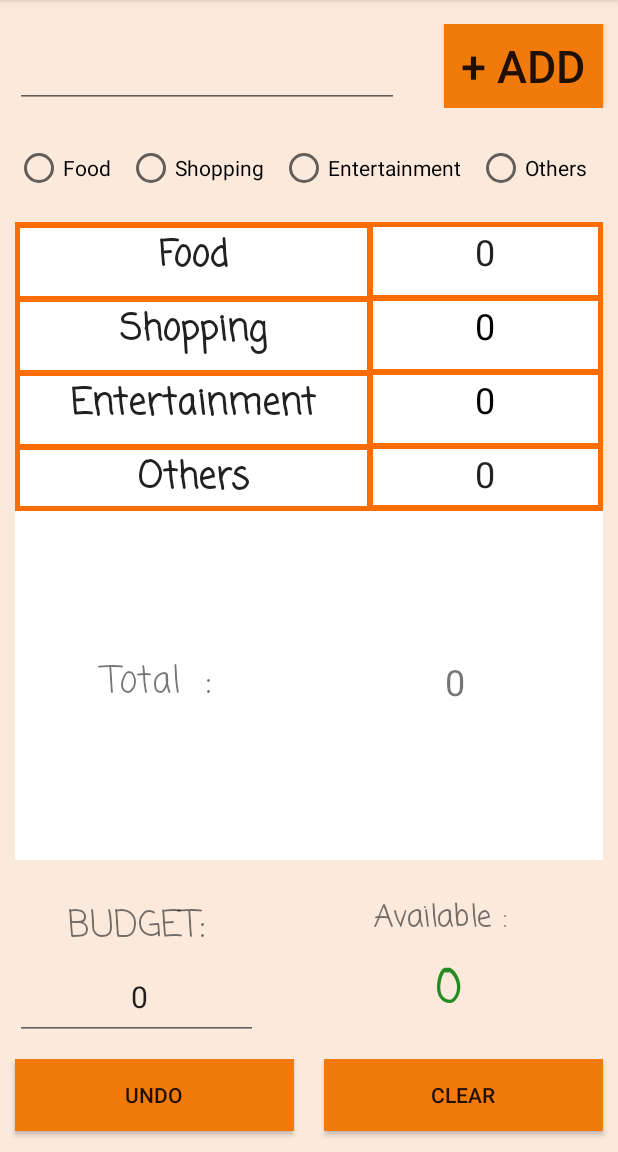
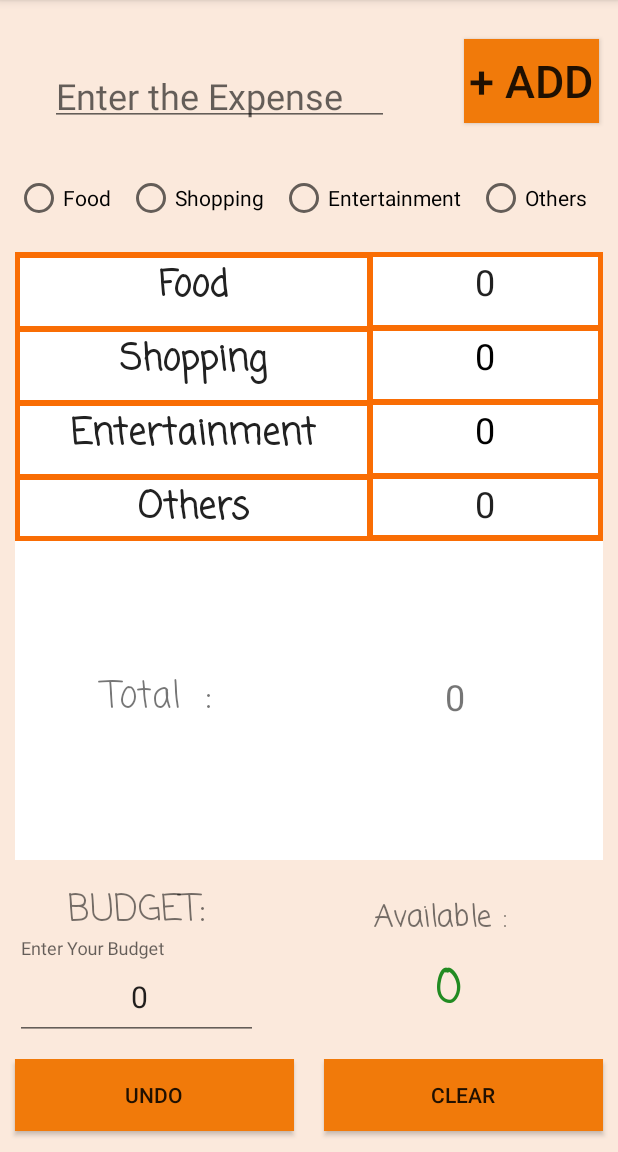
Before and after one commit to chkry/AndroidProjects, an Android app: the screen it shows after launch (MainActivity), on a phone screen of 412 x 824 dp, the part 84-1236 px from its top. Run offline under Robolectric (Android 15) with nearby library versions, the phone set to English and light mode, and no system bars.

Commit message:
Final "Expence Diary" App with floating label , Sql database storing and Undo action.

```diff
--- a/ExpenseDiary/app/build.gradle
+++ b/ExpenseDiary/app/build.gradle
@@ -37,4 +37,6 @@ dependencies {
     compile fileTree(dir: 'libs', include: ['*.jar'])
     compile 'com.android.support:appcompat-v7:23.0.1'
     compile 'com.android.support:design:23.0.1'
+
+
 }
--- a/ExpenseDiary/app/src/main/res/layout/activity_main.xml
+++ b/ExpenseDiary/app/src/main/res/layout/activity_main.xml
@@ -100,49 +100,6 @@
             android:background="?android:attr/colorFocusedHighlight"
             android:text="Clear"
             android:textSize="14sp" />
-    </LinearLayout>
-
-    <LinearLayout
-        android:id="@+id/ll1"
-        android:layout_width="0dp"
-        android:layout_height="wrap_content"
-        android:layout_marginTop="16dp"
-        android:focusable="true"
-        android:focusableInTouchMode="true"
-        android:orientation="horizontal"
-        app:layout_constraintHorizontal_bias="0.0"
-        app:layout_constraintLeft_toLeftOf="parent"
-        app:layout_constraintRight_toRightOf="parent"
-        app:layout_constraintTop_toTopOf="parent">
-
-        <EditText
-            android:id="@+id/ed2"
-
-            android:layout_width="150dp"
-            android:layout_height="match_parent"
-            android:layout_marginLeft="10dp"
-            android:layout_marginRight="30dp"
-            android:layout_weight="0.34"
-            android:autofillHints="Helllo"
-            android:ems="10"
-
-            android:gravity="bottom|start"
-            android:imeOptions="actionDone"
-            android:inputType="number"
-            android:maxLength="10"
-            android:numeric="integer|signed"
-            android:textAlignment="textStart"
-            android:textSize="24sp" />
-
-        <Button
-            android:id="@+id/bt1"
-            android:layout_width="56dp"
-            android:layout_height="56dp"
-            android:layout_marginRight="10dp"
-            android:layout_weight="0.16"
-            android:background="?android:attr/colorFocusedHighlight"
-            android:text="+ Add"
-            android:textSize="30sp" />
     </LinearLayout>
 
     <LinearLayout
@@ -405,6 +362,10 @@
                 tools:layout_editor_absoluteX="8dp"
                 tools:layout_editor_absoluteY="637dp" />
 
+            <android.support.design.widget.TextInputLayout
+                android:id="@+id/input_layout_dfsemail"
+                android:layout_width="match_parent"
+                android:layout_height="wrap_content">
             <EditText
                 android:id="@+id/ed1"
                 android:layout_width="162dp"
@@ -421,6 +382,7 @@
                 android:textSize="20sp"
                 tools:layout_editor_absoluteX="8dp"
                 tools:layout_editor_absoluteY="699dp" />
+        </android.support.design.widget.TextInputLayout>
         </LinearLayout>
 
         <LinearLayout
@@ -477,4 +439,60 @@
 
     </LinearLayout>
 
+    <LinearLayout
+        android:id="@+id/ll1"
+        android:layout_width="411dp"
+        android:layout_height="76dp"
+        android:layout_marginTop="16dp"
+        android:focusable="true"
+        android:focusableInTouchMode="true"
+        android:gravity="center"
+        android:orientation="horizontal"
+        android:weightSum="1"
+        app:layout_constraintHorizontal_bias="1.0"
+        app:layout_constraintLeft_toLeftOf="parent"
+        app:layout_constraintRight_toRightOf="parent"
+        app:layout_constraintTop_toTopOf="parent">
+
+        <android.support.design.widget.TextInputLayout
+            android:id="@+id/input_layout_email"
+            android:layout_width="wrap_content"
+            android:layout_height="match_parent"
+            android:layout_marginLeft="20dp">
+
+            <EditText
+                android:id="@+id/ed2"
+
+                android:layout_width="226dp"
+                android:layout_height="57dp"
+                android:layout_marginLeft="0dp"
+                android:layout_marginRight="0dp"
+                android:autofillHints="Helllo"
+                android:ems="10"
+                android:gravity="bottom|start"
+                android:hint="Enter the Expense"
+                android:imeOptions="actionDone"
+                android:inputType="number"
+                android:maxLength="10"
+                android:minEms="20"
+                android:minHeight="178dp"
+                android:numeric="integer|signed"
+                android:textAlignment="textStart"
+                android:textSize="24sp" />
+        </android.support.design.widget.TextInputLayout>
+
+        <Button
+            android:id="@+id/bt1"
+            android:layout_width="66dp"
+            android:layout_height="56dp"
+            android:layout_marginLeft="50dp"
+            android:layout_marginRight="0dp"
+            android:layout_marginTop="0dp"
+            android:layout_weight="0.49"
+            android:background="?android:attr/colorFocusedHighlight"
+            android:elevation="0dp"
+            android:text="+ Add"
+            android:textSize="30sp" />
+    </LinearLayout>
+
 </android.support.constraint.ConstraintLayout>
```
